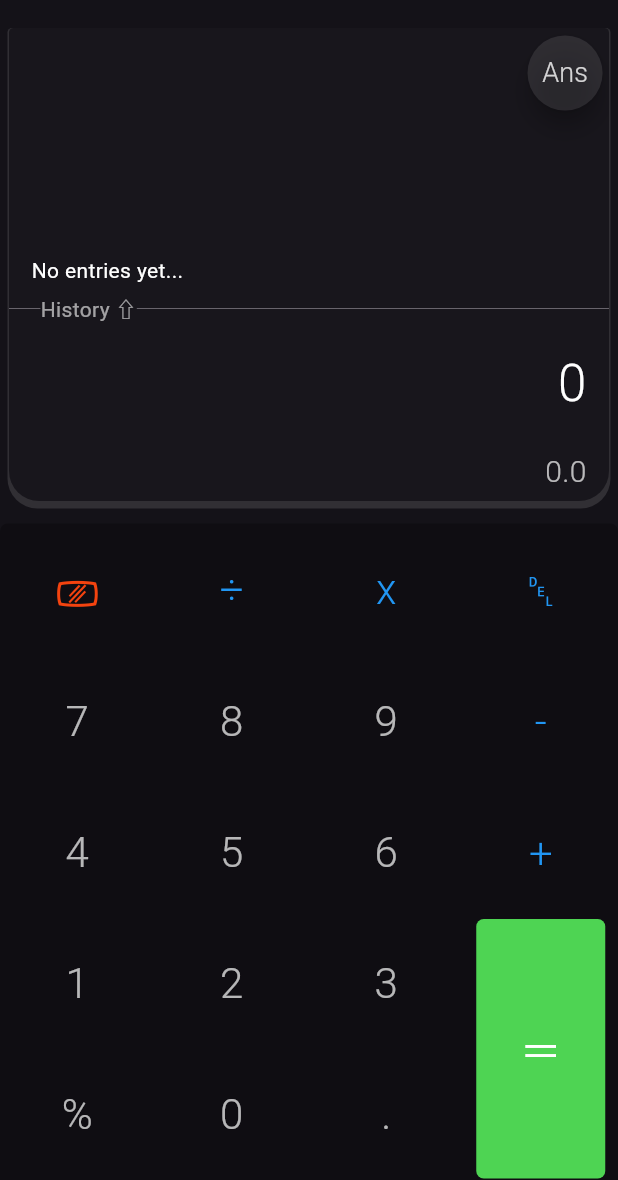
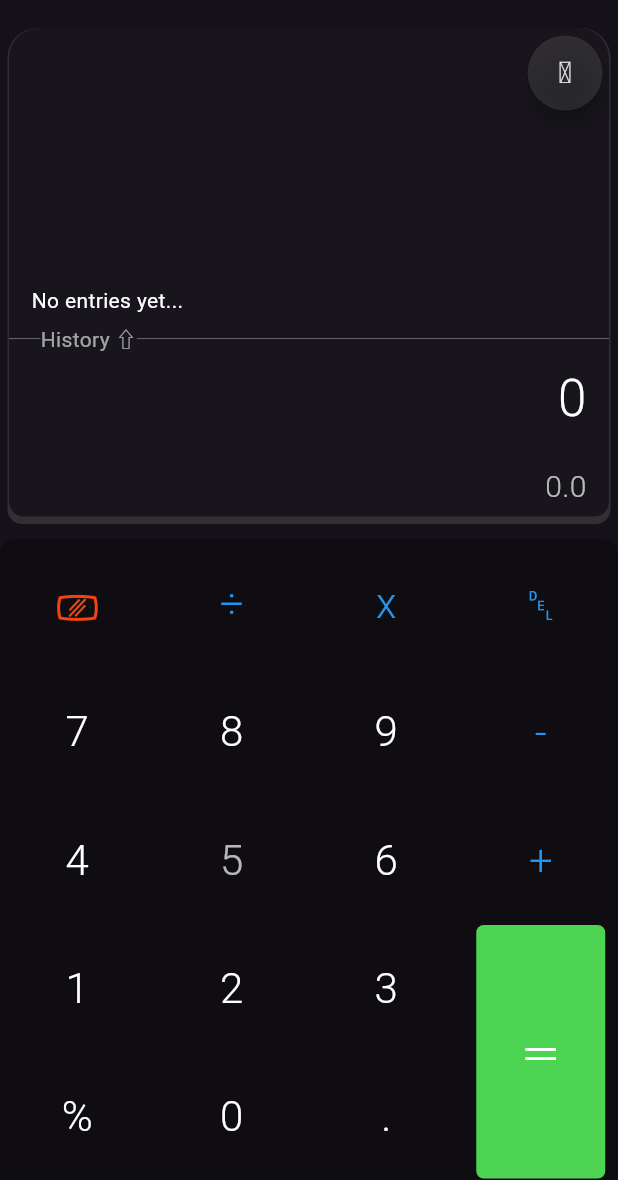
Before and after one commit to ChinepohDivine-f/calculator_, a Flutter app: the screen it shows after launch, after a tap on an icon or button, on a phone screen of 412 x 824 dp, the part 56-1236 px from its top. Run offline on Flutter 3.47's test engine with Material 3 defaults, Android fonts, the phone set to English and light mode, and no system bars; our stand-ins replace math_expressions.

Commit message:
fixed % issue and modified the layout

```diff
--- a/lib/views/home_page.dart
+++ b/lib/views/home_page.dart
@@ -94,12 +94,14 @@ class _CalculatorPageState extends State<CalculatorPage> {
             equation = "0";
             return;
           }
-          expression = expression.replaceAll('x', '*');
-          expression = expression.replaceAll('÷', '/');
-          expression = expression.replaceAll('%', '*1/100');
-          String temp = calculateExpression(expression).toString();
-          if (temp != 'Error') {
-            result = temp;
+          String temp = expression.trim();
+        temp = temp.replaceAll('x', '*');
+        temp = temp.replaceAll('÷', '/');
+        temp = temp.replaceAll('%', '*1/100');
+        print(temp);
+          String temp2 = calculateExpression(temp).toString();
+          if (temp2 != 'Error') {
+            result = temp2;
           }
           equation = expression;
         } catch (err) {
@@ -114,11 +116,12 @@ class _CalculatorPageState extends State<CalculatorPage> {
         resultColor = Colors.white;
         expressionColor = Colors.white70;
         // calculte for results
-        expression = expression.trim();
-        expression = expression.replaceAll('x', '*');
-        expression = expression.replaceAll('÷', '/');
-        expression = expression.replaceAll('%', '*1/100');
-        result = calculateExpression(expression).toString();
+        String temp = expression.trim();
+        temp = temp.replaceAll('x', '*');
+        temp = temp.replaceAll('÷', '/');
+        temp = temp.replaceAll('%', '*1/100');
+        print(temp);
+        result = calculateExpression(temp).toString();
         // swap expression and result
         /*expression = result;*/
 
@@ -143,12 +146,15 @@ class _CalculatorPageState extends State<CalculatorPage> {
         expression = expression + buttonText;
         equation = expression;
         // the autocalculate section of the code
-        expression = expression.replaceAll('x', '*');
-        expression = expression.replaceAll('÷', '/');
-        expression = expression.replaceAll('%', '*1/100');
-        String temp = calculateExpression(expression).toString();
-        if (temp != 'Error') {
-          result = temp;
+        String temp = expression.trim();
+        temp = temp.replaceAll('x', '*');
+        temp = temp.replaceAll('÷', '/');
+        temp = temp.replaceAll('%', '*1/100');
+        print(temp);
+        String temp2 = calculateExpression(temp).toString();
+        print(temp2);
+        if (temp2 != 'Error') {
+          result = temp2;
         }
       }
     });
@@ -173,7 +179,7 @@ class _CalculatorPageState extends State<CalculatorPage> {
           // padding: EdgeInsets.all(16),
           margin: const EdgeInsets.all(0.5),
           alignment: Alignment.center,
-          height: MediaQuery.of(context).size.height * 0.105 * buttonHeight,
+          height: MediaQuery.of(context).size.height * 0.1025 * buttonHeight,
           decoration: BoxDecoration(
             color: isTapped
                 ? ThemeData.dark().canvasColor.withOpacity(0.8)
@@ -224,11 +230,11 @@ class _CalculatorPageState extends State<CalculatorPage> {
                     margin: EdgeInsets.fromLTRB(5, 0, 5, 10),
                     decoration: BoxDecoration(
                       color: ThemeData.dark().focusColor,
-                      borderRadius: BorderRadius.only(
-                          topLeft: Radius.circular(3),
-                          topRight: Radius.circular(3),
-                          bottomLeft: Radius.circular(20),
-                          bottomRight: Radius.circular(20)),
+                      borderRadius: const BorderRadius.only(
+                          topLeft: Radius.circular(20),
+                          topRight: Radius.circular(20),
+                          bottomLeft: Radius.circular(10),
+                          bottomRight: Radius.circular(10)),
                     ),
                     child: Container(
                       // padding: EdgeInsets.all(4),
@@ -240,10 +246,10 @@ class _CalculatorPageState extends State<CalculatorPage> {
                             .scaffoldBackgroundColor
                             .withOpacity(0.85),
                         borderRadius: BorderRadius.only(
-                            topLeft: Radius.circular(3),
-                            topRight: Radius.circular(3),
-                            bottomLeft: Radius.circular(20),
-                            bottomRight: Radius.circular(20)),
+                            topLeft: Radius.circular(20),
+                            topRight: Radius.circular(20),
+                            bottomLeft: Radius.circular(10),
+                            bottomRight: Radius.circular(10)),
                       ),
                       child: ListView(
                         physics: BouncingScrollPhysics(),
@@ -263,7 +269,7 @@ class _CalculatorPageState extends State<CalculatorPage> {
                           // SizedBox(height: 15,),
                           Container(
                             alignment: Alignment.centerRight,
-                            padding: const EdgeInsets.fromLTRB(15, 15, 15, 5),
+                            padding: const EdgeInsets.fromLTRB(15, 5, 15, 5),
                             child: Text(equation,
                                 style: TextStyle(
                                     fontWeight: FontWeight.w300,
@@ -333,7 +339,7 @@ class _CalculatorPageState extends State<CalculatorPage> {
 
                   Positioned(
                     bottom: MediaQuery.of(context).size.height * 0.0,
-                    left: MediaQuery.of(context).size.width * 0.80,
+                    left: MediaQuery.of(context).size.width * 0.81,
                     // left: double.minPositive,
                     right: MediaQuery.of(context).size.width * 0.025,
                     top: 5,
@@ -344,7 +350,8 @@ class _CalculatorPageState extends State<CalculatorPage> {
                         SizedBox(
                           height: 50,
                           width: 50,
-                          child: FloatingActionButton(
+                          child: FloatingActionButton.extended(
+                            // label: Text('previous save'),
                               shape: CircleBorder(),
                               backgroundColor:
                                   ThemeData.dark().focusColor.withOpacity(0.1),
@@ -359,11 +366,11 @@ class _CalculatorPageState extends State<CalculatorPage> {
                                   equation = temp;
                                 });
                               },
-                              child: Text(
-                                'Ans',
+                              label: Text(
+                                '🖩',
                                 style: TextStyle(
-                                    fontSize: 18,
-                                    color: Colors.white.withOpacity(0.8),
+                                    fontSize: 20,
+                                    color: Colors.white.withOpacity(0.9),
                                     fontWeight: FontWeight.w300),
                               )),
                         ),
@@ -390,8 +397,8 @@ class _CalculatorPageState extends State<CalculatorPage> {
                   color: Colors.black26,
                   // borderRadius: BorderRadius.circular(50),
                   borderRadius: BorderRadius.only(
-                    topLeft: Radius.circular(5),
-                    topRight: Radius.circular(5),
+                    topLeft: Radius.circular(10),
+                    topRight: Radius.circular(10),
                   )),
               child: Row(
                 mainAxisAlignment: MainAxisAlignment.center,
@@ -420,24 +427,24 @@ class _CalculatorPageState extends State<CalculatorPage> {
                           ]),
                           TableRow(children: [
                             CustomBtn(
-                              buttonColor: Colors.white70,
+                              buttonColor: Colors.white,
                               buttonHeight: 1,
                               buttonText: '7',
                             ),
                             CustomBtn(
-                              buttonColor: Colors.white70,
+                              buttonColor: Colors.white,
                               buttonHeight: 1,
                               buttonText: '8',
                             ),
                             CustomBtn(
-                              buttonColor: Colors.white70,
+                              buttonColor: Colors.white,
                               buttonHeight: 1,
                               buttonText: '9',
                             ),
                           ]),
                           TableRow(children: [
                             CustomBtn(
-                              buttonColor: Colors.white70,
+                              buttonColor: Colors.white,
                               buttonHeight: 1,
                               buttonText: '4',
                             ),
@@ -447,41 +454,41 @@ class _CalculatorPageState extends State<CalculatorPage> {
                               buttonText: '5',
                             ),
                             CustomBtn(
-                              buttonColor: Colors.white70,
+                              buttonColor: Colors.white,
                               buttonHeight: 1,
                               buttonText: '6',
                             ),
                           ]),
                           TableRow(children: [
                             CustomBtn(
-                              buttonColor: Colors.white70,
+                              buttonColor: Colors.white,
                               buttonHeight: 1,
                               buttonText: '1',
                             ),
                             CustomBtn(
-                              buttonColor: Colors.white70,
+                              buttonColor: Colors.white,
                               buttonHeight: 1,
                               buttonText: '2',
                             ),
                             CustomBtn(
-                              buttonColor: Colors.white70,
+                              buttonColor: Colors.white,
                               buttonHeight: 1,
                               buttonText: '3',
                             ),
                           ]),
                           TableRow(children: [
                             CustomBtn(
-                              buttonColor: Colors.white70,
+                              buttonColor: Colors.white,
                               buttonHeight: 1,
                               buttonText: '%',
                             ),
                             CustomBtn(
-                              buttonColor: Colors.white70,
+                              buttonColor: Colors.white,
                               buttonHeight: 1,
                               buttonText: '0',
                             ),
                             CustomBtn(
-                              buttonColor: Colors.white70,
+                              buttonColor: Colors.white,
                               buttonHeight: 1,
                               buttonText: '.',
                             ),
```
